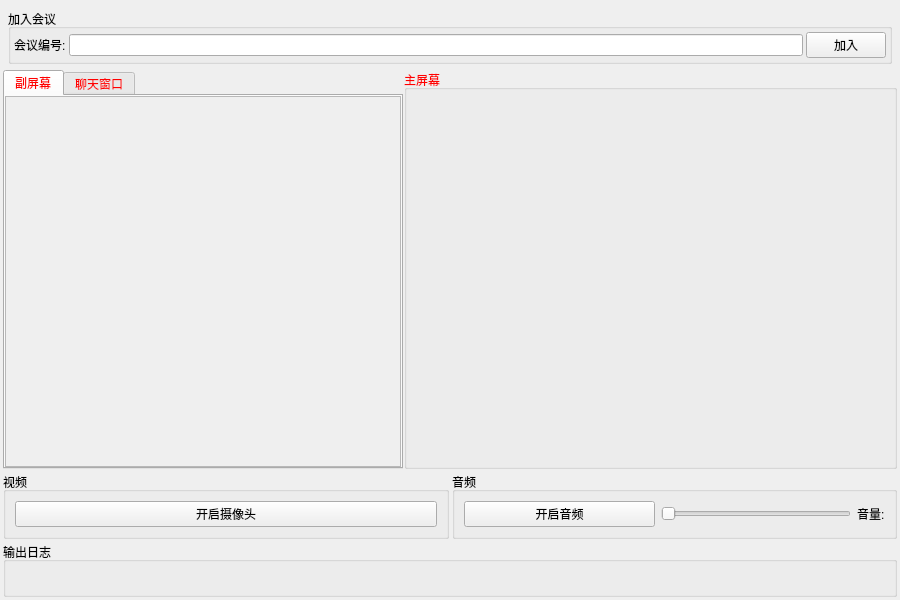
Above: src/widget.ui from wang-y-cell/CloudMeeting_Client before the change. Below: the same form after it.
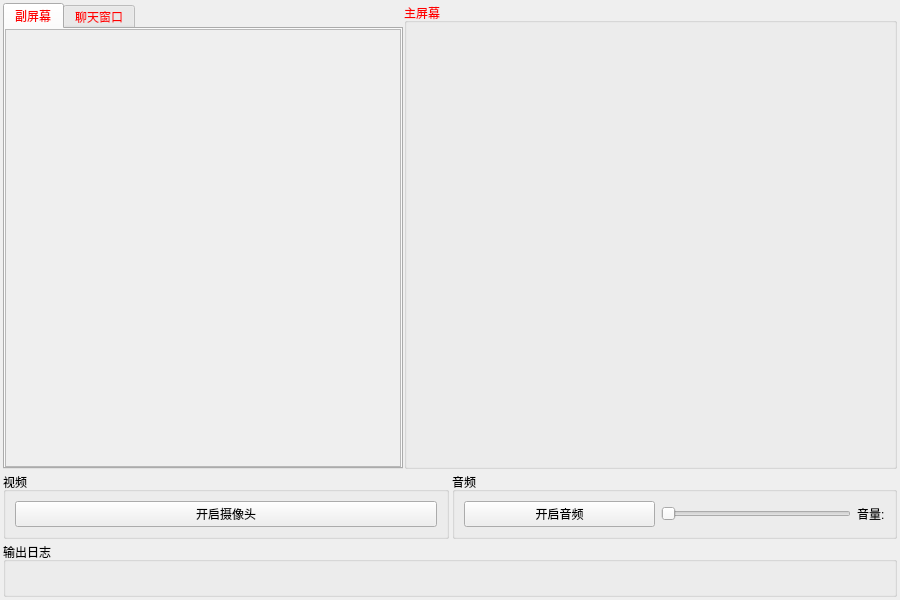
That is the form after the change. The open tabs and pages were chosen to show the change. Custom widgets are drawn as their Qt base class.

Patch:
```diff
--- a/src/widget.ui
+++ b/src/widget.ui
@@ -28,7 +28,7 @@
   <property name="windowTitle">
    <string>云会议</string>
   </property>
-  <layout class="QVBoxLayout" name="verticalLayout" stretch="0,0,0,0">
+  <layout class="QVBoxLayout" name="verticalLayout" stretch="0,0,0">
    <property name="spacing">
     <number>3</number>
    </property>
@@ -44,78 +44,6 @@
    <property name="bottomMargin">
     <number>3</number>
    </property>
-   <item>
-    <layout class="QHBoxLayout" name="horizontalLayout">
-     <property name="spacing">
-      <number>9</number>
-     </property>
-     <property name="leftMargin">
-      <number>5</number>
-     </property>
-     <property name="topMargin">
-      <number>6</number>
-     </property>
-     <property name="rightMargin">
-      <number>5</number>
-     </property>
-     <property name="bottomMargin">
-      <number>3</number>
-     </property>
-     <item>
-      <widget class="QGroupBox" name="joinmeetBox">
-       <property name="sizePolicy">
-        <sizepolicy hsizetype="Expanding" vsizetype="Fixed">
-         <horstretch>0</horstretch>
-         <verstretch>0</verstretch>
-        </sizepolicy>
-       </property>
-       <property name="cursor">
-        <cursorShape>ArrowCursor</cursorShape>
-       </property>
-       <property name="title">
-        <string>加入会议</string>
-       </property>
-       <layout class="QHBoxLayout" name="horizontalLayout_2">
-        <property name="spacing">
-         <number>3</number>
-        </property>
-        <property name="leftMargin">
-         <number>3</number>
-        </property>
-        <property name="topMargin">
-         <number>3</number>
-        </property>
-        <property name="rightMargin">
-         <number>3</number>
-        </property>
-        <property name="bottomMargin">
-         <number>3</number>
-        </property>
-        <item>
-         <widget class="QLabel" name="joinmeet_label">
-          <property name="text">
-           <string>会议编号:</string>
-          </property>
-         </widget>
-        </item>
-        <item>
-         <widget class="QLineEdit" name="meetno"/>
-        </item>
-        <item>
-         <widget class="QPushButton" name="joinmeetBtn">
-          <property name="cursor">
-           <cursorShape>ArrowCursor</cursorShape>
-          </property>
-          <property name="text">
-           <string>加入</string>
-          </property>
-         </widget>
-        </item>
-       </layout>
-      </widget>
-     </item>
-    </layout>
-   </item>
    <item>
     <layout class="QHBoxLayout" name="horizontalLayout_5">
      <property name="spacing">
@@ -269,7 +197,7 @@
               <x>0</x>
               <y>0</y>
               <width>394</width>
-              <height>364</height>
+              <height>430</height>
              </rect>
             </property>
             <property name="sizePolicy">
```
